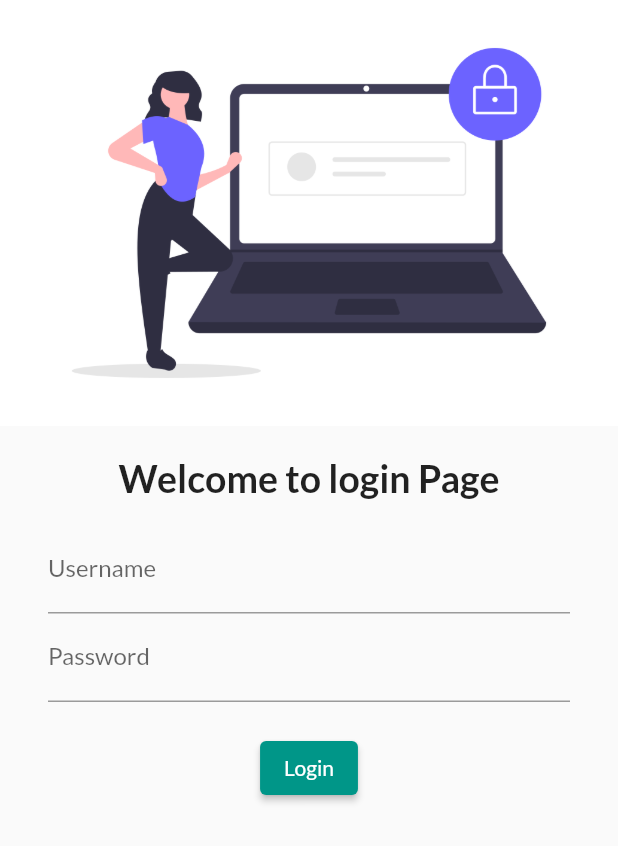
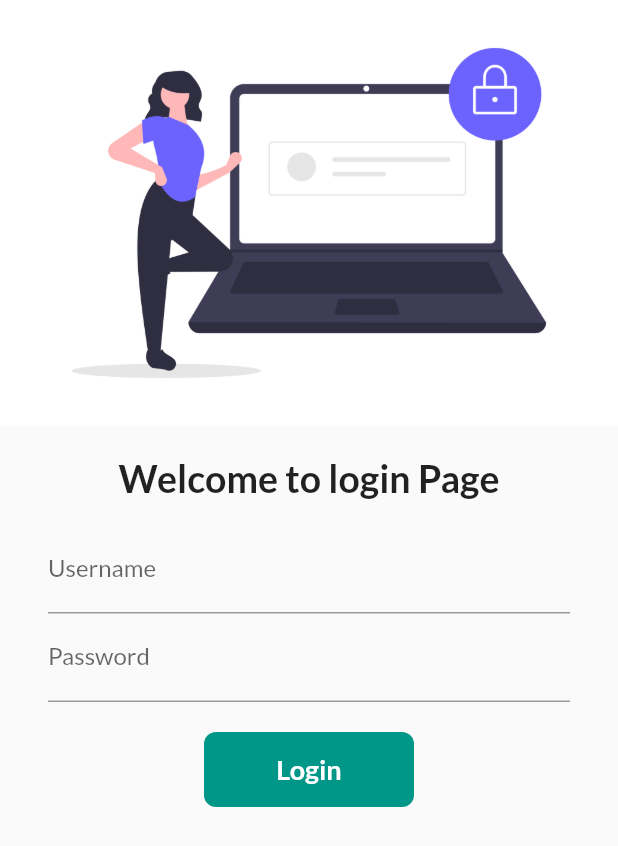
Before and after one commit to shivamv0122/ShoppingApp, a Flutter app: the screen it shows after launch, on a phone screen of 412 x 824 dp. Shown: the top 846 px of the screen. Run offline on Flutter 3.47's test engine with Material 2 defaults, Android fonts, the phone set to English and light mode, and no system bars; our stand-ins replace google_fonts.

Commit message:
day6 completed

```diff
--- a/lib/screens/login_page.dart
+++ b/lib/screens/login_page.dart
@@ -3,7 +3,13 @@
 import 'package:flutter/material.dart';
 import 'package:flutter_catalogue/utils/routes.dart';
 
-class LoginPage extends StatelessWidget {
+class LoginPage extends StatefulWidget {
+  @override
+  State<LoginPage> createState() => _LoginPageState();
+}
+
+class _LoginPageState extends State<LoginPage> {
+  bool changeButtton = false;
   @override
   Widget build(BuildContext context) {
     return Material(
@@ -44,12 +50,45 @@ class LoginPage extends StatelessWidget {
                 SizedBox(
                   height: 20.0,
                 ),
-                ElevatedButton(
-                    child: Text("Login"),
-                    style: TextButton.styleFrom(),
-                    onPressed: () {
-                      Navigator.pushNamed(context, MyRoutes.homeRoute);
-                    }),
+
+                InkWell(
+                  onTap: () async {
+                    setState(() {
+                      changeButtton = true;
+                    });
+                    await Future.delayed(Duration(seconds: 1));
+                    Navigator.pushNamed(context, MyRoutes.homeRoute);
+                  },
+                  child: AnimatedContainer(
+                    duration: Duration(seconds: 1),
+                    width: changeButtton ? 60 : 140,
+                    height: 50,
+                    alignment: Alignment.center,
+                    child: changeButtton
+                        ? Icon(
+                            Icons.done,
+                            color: Colors.white,
+                          )
+                        : Text(
+                            "Login",
+                            style: TextStyle(
+                                color: Colors.white,
+                                fontWeight: FontWeight.bold,
+                                fontSize: 18),
+                          ),
+                    decoration: BoxDecoration(
+                      color: Colors.teal,
+                      borderRadius:
+                          BorderRadius.circular(changeButtton ? 60 : 8),
+                    ),
+                  ),
+                ),
+                // ElevatedButton(
+                //     child: Text("Login"),
+                //     style: TextButton.styleFrom(),
+                //     onPressed: () {
+                //
+                //     }),
               ],
             ),
           ),
```
